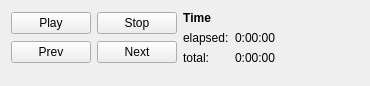
Above: advancedslideshow/audio/playbackwidget.ui from KDE/kipi-plugins before the change. Below: the same form after it.
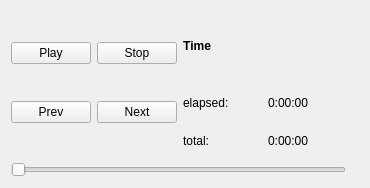
That is the form after the change.

```diff
--- a/advancedslideshow/audio/playbackwidget.ui
+++ b/advancedslideshow/audio/playbackwidget.ui
@@ -1,12 +1,12 @@
 <ui version="4.0" >
  <class>PlaybackWidget</class>
- <widget class="QWidget" name="PlaybackWidget" >
-  <property name="geometry" >
+ <widget class="QWidget" name="PlaybackWidget">
+  <property name="geometry">
    <rect>
     <x>0</x>
     <y>0</y>
     <width>370</width>
-    <height>86</height>
+    <height>188</height>
    </rect>
   </property>
   <property name="sizePolicy" >
@@ -107,14 +107,21 @@
       </layout>
      </item>
      <item>
-      <widget class="QWidget" native="1" name="m_volumeWidget" >
+      <widget class="QSlider" name="m_volumeWidget">
+       <property name="maximum">
+        <number>100</number>
+       </property>
+       <property name="orientation">
+        <enum>Qt::Horizontal</enum>
+       </property>
       </widget>
      </item>
     </layout>
    </item>
    <item>
-    <widget class="QLabel" name="m_soundLabel" >
-     <property name="text" >
+    <widget class="QLabel" name="m_soundLabel">
+     <property name="text">
+      <string/>
      </property>
     </widget>
    </item>
```
Left out of the diff: 75 changed lines with no effect on the pictures.
